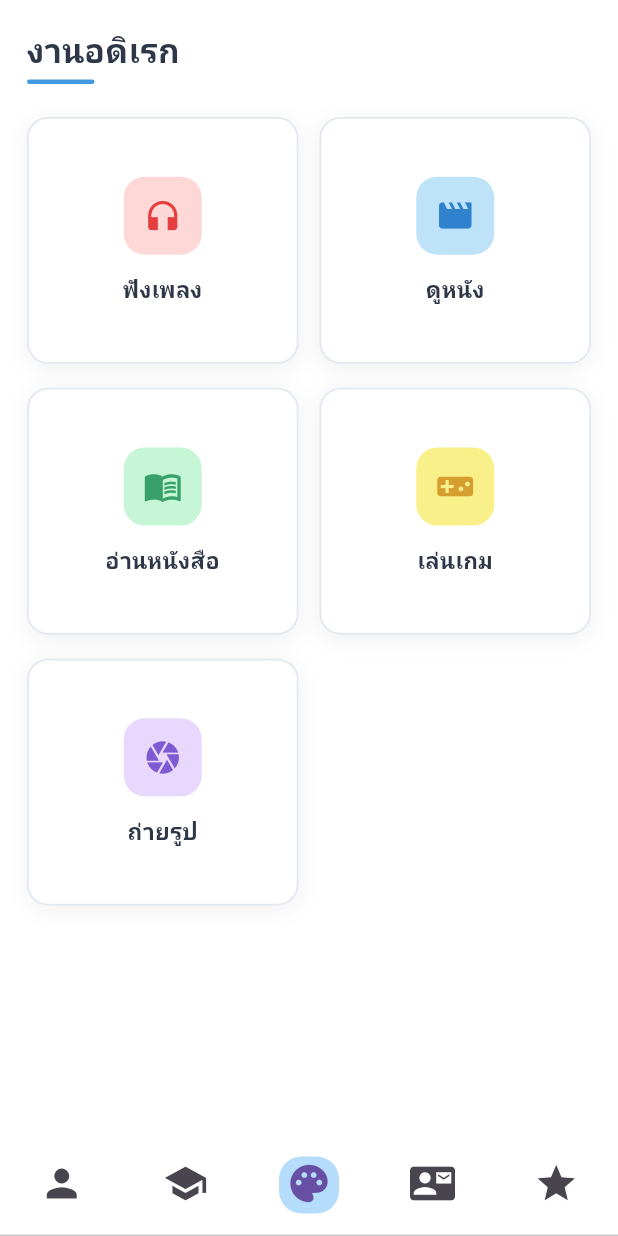
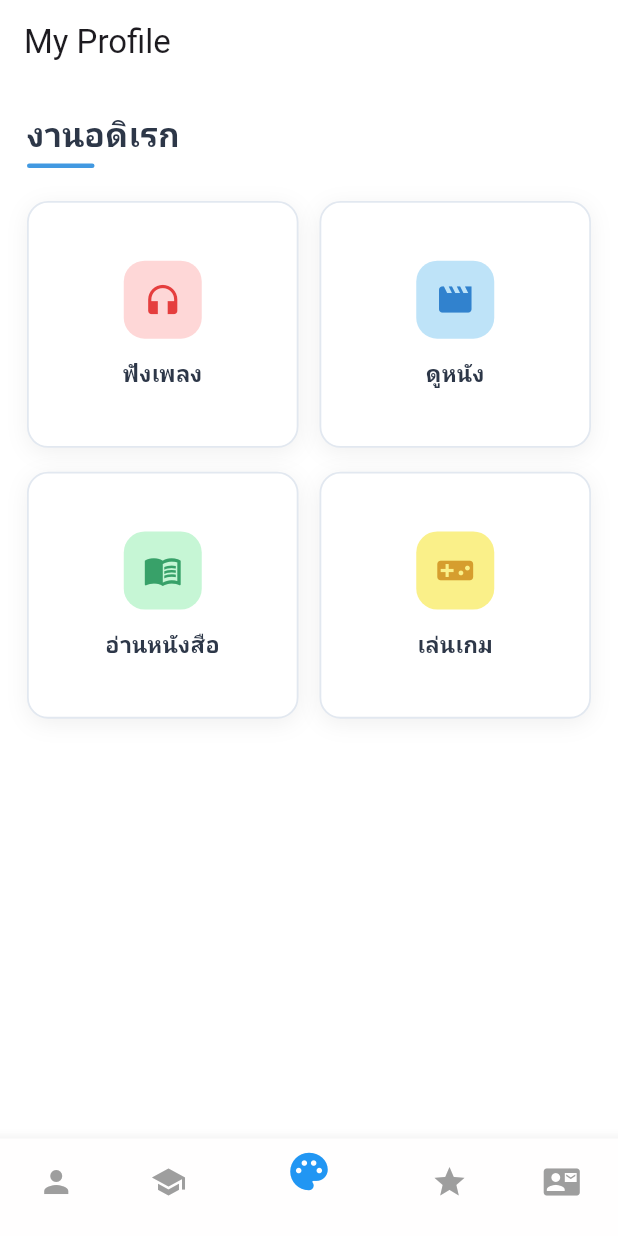
Before and after one commit to tonton-1/Personal-flutter, a Flutter app: the screen it shows after launch, item 3 of the bottom bar chosen, on a phone screen of 412 x 824 dp. Run offline on Flutter 3.47's test engine with Material 3 defaults, Android fonts, the phone set to English and light mode, and no system bars; our stand-ins replace flutter_svg, google_fonts; missing offline and left inert: country_flags.

Commit message:
Refactor education subtitle and remove unused hobby card

```diff
--- a/lib/education.dart
+++ b/lib/education.dart
@@ -87,7 +87,7 @@ class EducationPage extends StatelessWidget {
                 ),
               ),
               title: Text('ปีการศึกษา'),
-              subtitle: Text('2568 - ปัจจุบัน ปี 3'),
+              subtitle: Text('ปัจจุบัน ปี 3'),
             ),
             SizedBox(height: 20),
           ],
--- a/lib/hobby.dart
+++ b/lib/hobby.dart
@@ -69,12 +69,6 @@ class HobbyPage extends StatelessWidget {
                   Color(0xFFD69E2E),
                   Color(0xFFFAF089),
                 ),
-                _buildHobbyCard(
-                  "ถ่ายรูป",
-                  Icons.camera,
-                  Color(0xFF805AD5),
-                  Color(0xFFE9D8FD),
-                ),
               ],
             ),
           ),
--- a/lib/main.dart
+++ b/lib/main.dart
@@ -17,72 +17,48 @@ class MyApp extends StatefulWidget {
   State<MyApp> createState() => _MyAppState();
 }
 
+//  Info(),
+//       EducationPage(),
+//       HobbyPage(),
+//       SkillPage(),
+//       ContactPage(),
 class _MyAppState extends State<MyApp> {
+  int selectedIndex = 0;
+  List<Widget> pages = [
+    Info(),
+    EducationPage(),
+    HobbyPage(),
+    SkillPage(),
+    ContactPage(),
+  ];
   @override
   Widget build(BuildContext context) {
-    return DefaultTabController(
-      length: 5,
-      child: Scaffold(
-        backgroundColor: const Color.fromARGB(255, 255, 255, 255),
+    return Scaffold(
+      backgroundColor: Colors.white,
+      appBar: AppBar(title: Text('My Profile'), backgroundColor: Colors.white),
+      bottomNavigationBar: BottomNavigationBar(
+        currentIndex: selectedIndex,
 
-        body: Column(
-          children: [
-            Expanded(
-              flex: 10,
-              child: TabBarView(
-                children: [
-                  Info(),
-                  EducationPage(),
-                  HobbyPage(),
-                  ContactPage(),
-                  SkillPage(),
-                ],
-              ),
-            ),
-            Container(
-              color: Colors.amber,
-              child: Container(
-                color: const Color.fromARGB(255, 255, 255, 255),
-
-                child: TabBar(
-                  indicatorColor: Colors.transparent,
-                  indicator: BoxDecoration(
-                    color: const Color.fromARGB(163, 139, 201, 248),
-                    // สีพื้นหลังตอนเลือก
-                    borderRadius: BorderRadius.circular(15), // รูปทรง
-                  ),
-                  indicatorPadding: EdgeInsets.symmetric(
-                    horizontal: 5,
-                    vertical: 15,
-                  ),
-                  tabs: [
-                    Padding(
-                      padding: const EdgeInsets.all(10.0),
-                      child: Tab(icon: Icon(Icons.person, size: 30)),
-                    ),
-                    Padding(
-                      padding: const EdgeInsets.all(10.0),
-                      child: Tab(icon: Icon(Icons.school, size: 30)),
-                    ),
-                    Padding(
-                      padding: const EdgeInsets.all(10.0),
-                      child: Tab(icon: Icon(Icons.palette, size: 30)),
-                    ),
-                    Padding(
-                      padding: const EdgeInsets.all(10.0),
-                      child: Tab(icon: Icon(Icons.contact_mail, size: 30)),
-                    ),
-                    Padding(
-                      padding: const EdgeInsets.all(10.0),
-                      child: Tab(icon: Icon(Icons.star, size: 30)),
-                    ),
-                  ],
-                ),
-              ),
-            ),
-          ],
-        ),
+        selectedItemColor: Colors.blue,
+        unselectedItemColor: Colors.grey,
+        selectedIconTheme: IconThemeData(size: 30),
+        onTap:
+            (value) => setState(() {
+              selectedIndex = value;
+            }),
+        items: [
+          BottomNavigationBarItem(
+            backgroundColor: const Color.fromARGB(255, 255, 254, 254),
+            icon: Icon(Icons.person),
+            label: '',
+          ),
+          BottomNavigationBarItem(icon: Icon(Icons.school), label: ''),
+          BottomNavigationBarItem(icon: Icon(Icons.palette), label: ''),
+          BottomNavigationBarItem(icon: Icon(Icons.star), label: ''),
+          BottomNavigationBarItem(icon: Icon(Icons.contact_mail), label: ''),
+        ],
       ),
+      body: Center(child: pages[selectedIndex]),
     );
   }
 }
--- a/lib/skills.dart
+++ b/lib/skills.dart
@@ -158,6 +158,7 @@ class SkillPage extends StatelessWidget {
               color: Colors.white,
               boxShadow: [
                 BoxShadow(
+                  // ignore: deprecated_member_use
                   color: Colors.grey.withOpacity(0.2),
                   spreadRadius: 2,
                   blurRadius: 8,
```
